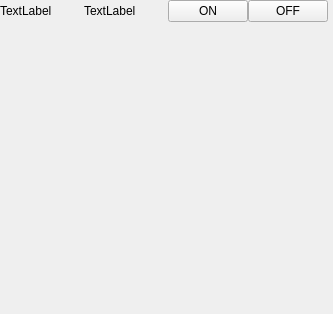
The window that src/plugins/PreviewWindows/TitleView.ui (jjzhang166/qtcms) describes before a commit, drawn with Qt 5.
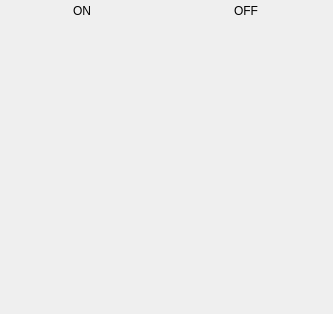
The same window after the commit.

Commit message: 按钮透明效果

Patch:
```diff
--- a/src/plugins/PreviewWindows/TitleView.ui
+++ b/src/plugins/PreviewWindows/TitleView.ui
@@ -54,46 +54,13 @@
        <number>0</number>
       </property>
       <item>
-       <layout class="QHBoxLayout" name="horizontalLayout" stretch="1,0">
+       <layout class="QHBoxLayout" name="horizontalLayout" stretch="0">
         <property name="spacing">
          <number>0</number>
         </property>
         <property name="sizeConstraint">
          <enum>QLayout::SetDefaultConstraint</enum>
         </property>
-        <item>
-         <layout class="QHBoxLayout" name="horizontalLayout_3">
-          <property name="spacing">
-           <number>0</number>
-          </property>
-          <item>
-           <widget class="QLabel" name="label">
-            <property name="sizePolicy">
-             <sizepolicy hsizetype="Expanding" vsizetype="Expanding">
-              <horstretch>0</horstretch>
-              <verstretch>0</verstretch>
-             </sizepolicy>
-            </property>
-            <property name="text">
-             <string>TextLabel</string>
-            </property>
-           </widget>
-          </item>
-          <item>
-           <widget class="QLabel" name="label_2">
-            <property name="sizePolicy">
-             <sizepolicy hsizetype="Expanding" vsizetype="Expanding">
-              <horstretch>0</horstretch>
-              <verstretch>0</verstretch>
-             </sizepolicy>
-            </property>
-            <property name="text">
-             <string>TextLabel</string>
-            </property>
-           </widget>
-          </item>
-         </layout>
-        </item>
         <item>
          <layout class="QHBoxLayout" name="horizontalLayout_2">
           <property name="spacing">
@@ -116,6 +83,9 @@
               <height>4</height>
              </size>
             </property>
+            <property name="flat">
+             <bool>true</bool>
+            </property>
            </widget>
           </item>
           <item>
@@ -135,6 +105,9 @@
               <height>4</height>
              </size>
             </property>
+            <property name="flat">
+             <bool>true</bool>
+            </property>
            </widget>
           </item>
          </layout>
```
The commit also changes 1 other file.
